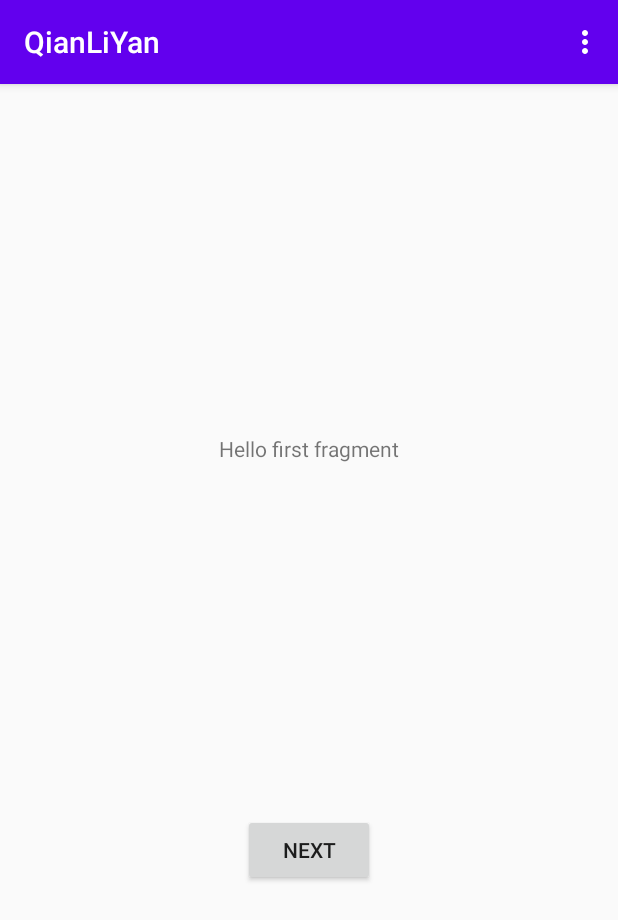
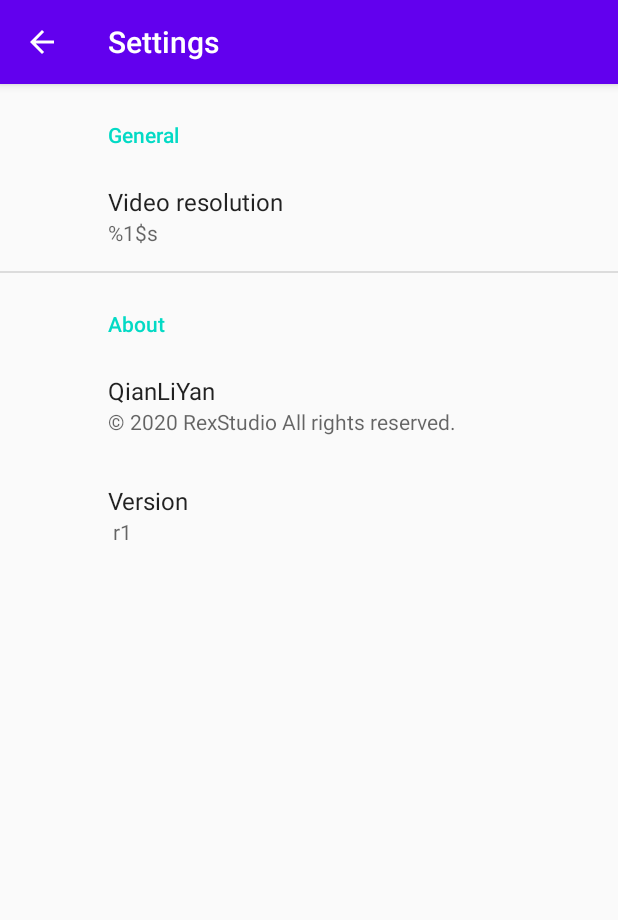
Before and after one commit to ninetymiles/qly-android, an Android app: the screen it shows after launch (MainActivity before the commit, PreferenceViewActivity after it), in the options menu, after a tap on "Settings", on a phone screen of 412 x 824 dp. Shown: the top 920 px of the screen. Run offline under Robolectric (Android 15) with nearby library versions, the phone set to English and light mode, and no system bars; our stand-ins replace androidx.preference; libraries missing offline, so code that uses them is left out: org.slf4j; 8 statements that could not run were skipped.

Commit message:
Add setting page and about page

```diff
--- a/app/src/main/java/com/rex/qly/MainActivity.java
+++ b/app/src/main/java/com/rex/qly/MainActivity.java
@@ -1,11 +1,14 @@
 package com.rex.qly;
 
+import android.content.Intent;
 import android.os.Bundle;
 import android.view.Menu;
 import android.view.MenuItem;
 
 import androidx.appcompat.app.AppCompatActivity;
 import androidx.appcompat.widget.Toolbar;
+
+import com.rex.qly.preference.PreferenceViewActivity;
 
 import org.slf4j.Logger;
 import org.slf4j.LoggerFactory;
@@ -37,8 +40,9 @@ public class MainActivity extends AppCompatActivity {
     @Override
     public boolean onOptionsItemSelected(MenuItem item) {
         sLogger.trace("");
-        int id = item.getItemId();
-        if (id == R.id.action_settings) {
+        switch (item.getItemId()) {
+        case R.id.action_settings:
+            startActivity(new Intent(this, PreferenceViewActivity.class));
             return true;
         }
         return super.onOptionsItemSelected(item);
--- /dev/null
+++ b/app/src/main/java/com/rex/qly/preference/FragmentSetting.java
@@ -0,0 +1,100 @@
+package com.rex.qly.preference;
+
+import android.content.SharedPreferences;
+import android.os.Bundle;
+import android.view.ViewConfiguration;
+import android.widget.Toast;
+
+import androidx.appcompat.app.ActionBar;
+import androidx.appcompat.app.AppCompatActivity;
+import androidx.preference.ListPreference;
+import androidx.preference.Preference;
+import androidx.preference.PreferenceFragmentCompat;
+import androidx.preference.PreferenceManager;
+
+import com.rex.qly.BuildConfig;
+import com.rex.qly.R;
+
+import org.slf4j.Logger;
+import org.slf4j.LoggerFactory;
+
+public class FragmentSetting extends PreferenceFragmentCompat {
+
+    private final Logger mLogger = LoggerFactory.getLogger(FragmentSetting.class);
+
+    private static final boolean ENABLE_DEV_MODE = false;
+
+    public static final String TAG = "SETTING";
+
+    @Override
+    public void onCreatePreferences(Bundle bundle, String rootKey) {
+        setPreferencesFromResource(R.xml.preference_settings, rootKey);
+    }
+
+    @Override
+    public void onCreate(Bundle savedInstanceState) {
+        super.onCreate(savedInstanceState);
+        //mLogger.trace("");
+
+        ListPreference listPrefs;
+        listPrefs = (ListPreference) getPreferenceScreen().findPreference(getString(R.string.prefs_video_resolution_key));
+        listPrefs.setOnPreferenceChangeListener(new Preference.OnPreferenceChangeListener() {
+            @Override
+            public boolean onPreferenceChange(Preference preference, Object newValue) {
+                mLogger.trace("key:{} newValue:{}", preference.getKey(), newValue);
+                //mAppConnection.setPreferResolution(mPrefs.getVideoResolutionPoint(Integer.parseInt((String) newValue)));
+                return true;
+            }
+        });
+
+        final SharedPreferences prefs = PreferenceManager.getDefaultSharedPreferences(getActivity());
+
+        // For version info item
+        Preference prefsVersion = getPreferenceScreen().findPreference(getString(R.string.prefs_version_key));
+        prefsVersion.setSummary(String.format(getString(R.string.about_version_summary), BuildConfig.VERSION_NAME, BuildConfig.VERSION_CODE));
+        prefsVersion.setOnPreferenceClickListener(new Preference.OnPreferenceClickListener() {
+            private long mTapTime;
+            private int mTapCount;
+            private Toast mToast;
+            @Override
+            public boolean onPreferenceClick(Preference preference) {
+                //mLogger.trace("mTapCount:{}", mTapCount);
+                long currentTime = System.currentTimeMillis();
+                if (ENABLE_DEV_MODE && currentTime - mTapTime < ViewConfiguration.getJumpTapTimeout()) { //
+                    mTapCount++;
+                    if (mToast != null) {
+                        mToast.cancel();
+                    }
+                    if (mTapCount >= 20 || prefs.getBoolean(getString(R.string.prefs_development_key), false)) {
+                        mToast = Toast.makeText(getActivity(), getString(R.string.about_toast_development_on), Toast.LENGTH_SHORT);
+                        mToast.show();
+                        prefs.edit().putBoolean(getString(R.string.prefs_development_key), true).apply();
+                    } else if (mTapCount >= 6 || prefs.getBoolean(getString(R.string.prefs_experimental_key), false)) {
+                        mToast = Toast.makeText(getActivity(), getString(R.string.about_toast_experimental_on), Toast.LENGTH_SHORT);
+                        mToast.show();
+                        prefs.edit().putBoolean(getString(R.string.prefs_experimental_key), true).apply();
+                    } else if (mTapCount >= 3) {
+                        mToast = Toast.makeText(getActivity(), getString(R.string.about_toast_experimental, 6 - mTapCount), Toast.LENGTH_SHORT);
+                        mToast.show();
+                    }
+                } else {
+                    mTapCount = 1;
+                }
+                mTapTime = System.currentTimeMillis();
+                return true; // Avoid continue report to PreferenceTree
+            }
+        });
+    }
+
+    @Override
+    public void onStart() {
+        super.onStart();
+        //mLogger.trace("");
+
+        // Need specified the title, PreferenceFragmentCompat will not auto apply from PreferenceScreen title
+        final ActionBar actionBar = ((AppCompatActivity) getActivity()).getSupportActionBar();
+        if (actionBar != null) {
+            actionBar.setTitle(R.string.menu_settings);
+        }
+    }
+}
--- /dev/null
+++ b/app/src/main/java/com/rex/qly/preference/PreferenceViewActivity.java
@@ -0,0 +1,51 @@
+package com.rex.qly.preference;
+
+import android.os.Bundle;
+import android.view.MenuItem;
+
+import androidx.appcompat.app.ActionBar;
+import androidx.appcompat.app.AppCompatActivity;
+import androidx.appcompat.widget.Toolbar;
+
+import com.rex.qly.R;
+
+import org.slf4j.Logger;
+import org.slf4j.LoggerFactory;
+
+public class PreferenceViewActivity extends AppCompatActivity {
+
+    private final Logger mLogger = LoggerFactory.getLogger(PreferenceViewActivity.class);
+
+    @Override
+    protected void onCreate(Bundle savedInstanceState) {
+        super.onCreate(savedInstanceState);
+        mLogger.trace("");
+
+        setContentView(R.layout.activity_preference);
+        setSupportActionBar((Toolbar) findViewById(R.id.toolbar));
+
+        final ActionBar actionBar = getSupportActionBar();
+        if (actionBar != null) {
+            actionBar.setDisplayHomeAsUpEnabled(true);
+            actionBar.setDisplayShowHomeEnabled(true);
+            actionBar.setDisplayShowTitleEnabled(true);
+        }
+
+        if (getSupportFragmentManager().findFragmentByTag(FragmentSetting.TAG) == null) {
+            getSupportFragmentManager()
+                    .beginTransaction()
+                    .replace(R.id.preference_content, new FragmentSetting(), FragmentSetting.TAG)
+                    .commit();
+        }
+    }
+
+    @Override
+    public boolean onOptionsItemSelected(MenuItem item) {
+        switch (item.getItemId()) {
+        case android.R.id.home:
+            onBackPressed();
+            return true;
+        }
+        return super.onOptionsItemSelected(item);
+    }
+}
--- /dev/null
+++ b/app/src/main/res/layout/activity_preference.xml
@@ -0,0 +1,30 @@
+<?xml version="1.0" encoding="utf-8"?>
+<androidx.coordinatorlayout.widget.CoordinatorLayout xmlns:android="http://schemas.android.com/apk/res/android"
+    xmlns:app="http://schemas.android.com/apk/res-auto"
+    xmlns:tools="http://schemas.android.com/tools"
+    android:layout_width="match_parent"
+    android:layout_height="match_parent"
+    android:fitsSystemWindows="true"
+    tools:context=".preference.PreferenceViewActivity">
+
+    <com.google.android.material.appbar.AppBarLayout
+        android:layout_width="match_parent"
+        android:layout_height="wrap_content"
+        android:theme="@style/AppTheme.AppBarOverlay">
+
+        <androidx.appcompat.widget.Toolbar
+            android:id="@+id/toolbar"
+            android:layout_width="match_parent"
+            android:layout_height="?attr/actionBarSize"
+            android:background="?attr/colorPrimary"
+            app:popupTheme="@style/AppTheme.PopupOverlay" />
+
+    </com.google.android.material.appbar.AppBarLayout>
+
+    <FrameLayout
+        android:id="@+id/preference_content"
+        android:layout_width="match_parent"
+        android:layout_height="match_parent"
+        app:layout_behavior="@string/appbar_scrolling_view_behavior" />
+
+</androidx.coordinatorlayout.widget.CoordinatorLayout>
--- a/app/src/main/res/menu/menu_main.xml
+++ b/app/src/main/res/menu/menu_main.xml
@@ -5,6 +5,6 @@
     <item
         android:id="@+id/action_settings"
         android:orderInCategory="100"
-        android:title="@string/action_settings"
+        android:title="@string/menu_settings"
         app:showAsAction="never" />
 </menu>
--- /dev/null
+++ b/app/src/main/res/values/arrays.xml
@@ -0,0 +1,15 @@
+<?xml version="1.0" encoding="utf-8"?>
+<resources>
+
+    <string-array name="prefs_video_resolution_list">
+        <item>720P (1280x720)</item>
+        <item>1080P (1920x1080)</item>
+        <item>4K (3840x2160)</item>
+    </string-array>
+    <string-array name="prefs_video_resolution_value">
+        <item>0</item>
+        <item>1</item>
+        <item>2</item>
+    </string-array>
+
+</resources>
--- a/app/src/main/res/values/strings.xml
+++ b/app/src/main/res/values/strings.xml
@@ -1,6 +1,9 @@
 <resources>
     <string name="app_name">QianLiYan</string>
-    <string name="action_settings">Settings</string>
+
+    <!-- Main -->
+    <string name="menu_settings">Settings</string>
+
     <!-- Strings used for fragments for navigation -->
     <string name="first_fragment_label">First Fragment</string>
     <string name="second_fragment_label">Second Fragment</string>
@@ -9,4 +12,32 @@
 
     <string name="hello_first_fragment">Hello first fragment</string>
     <string name="hello_second_fragment">Hello second fragment. Arg: %1$s</string>
+
+    <!-- Preference -->
+    <string name="prefs_category_general_title">"General"</string>
+    <string name="prefs_category_general_key" translatable="false">"CATEGORY_GENERAL"</string>
+    <string name="prefs_category_experimental_title">"Experimental"</string>
+    <string name="prefs_category_experimental_key" translatable="false">CATEGORY_EXPERIMENTAL</string>
+    <string name="prefs_category_development_title">"Development"</string>
+    <string name="prefs_category_development_key" translatable="false">CATEGORY_DEVELOPMENT</string>
+    <string name="prefs_category_about_title">"About"</string>
+    <string name="prefs_category_about_key" translatable="false">CATEGORY_ABOUT</string>
+
+    <string name="prefs_about_key" translatable="false">KEY_ABOUT</string>
+    <string name="prefs_version_key" translatable="false">KEY_VERSION</string>
+    <string name="prefs_development_key" translatable="false">KEY_DEVELOPMENT</string>
+    <string name="prefs_experimental_key" translatable="false">KEY_EXPERIMENTAL</string>
+
+    <string name="prefs_video_resolution_key" translatable="false">KEY_VIDEO_RESOLUTION</string>
+    <string name="prefs_video_resolution_title">"Video resolution"</string>
+    <string name="prefs_video_resolution_summary" translatable="false">"%1$s"</string>
+
+    <!-- About -->
+    <string name="about_app_summary">"© 2020 RexStudio All rights reserved."</string>
+    <string name="about_version_title">"Version"</string>
+    <string name="about_version_summary" translatable="false">"%1$s r%2$d"</string>
+    <string name="about_toast_experimental">"Press %1$d more time(s) to enable experimental setting"</string>
+    <string name="about_toast_experimental_on">"Already enabled experimental settings"</string>
+    <string name="about_toast_development_on">"Already enabled development settings"</string>
+
 </resources>
--- a/app/src/main/res/values/styles.xml
+++ b/app/src/main/res/values/styles.xml
@@ -8,7 +8,7 @@
         <item name="colorAccent">@color/colorAccent</item>
     </style>
 
-    <style name="AppTheme.NoActionBar">
+    <style name="AppTheme.NoActionBar" parent="AppTheme">
         <item name="windowActionBar">false</item>
         <item name="windowNoTitle">true</item>
     </style>
@@ -17,4 +17,19 @@
 
     <style name="AppTheme.PopupOverlay" parent="ThemeOverlay.AppCompat.Light" />
 
+    <style name="AppTheme.NoTitleBar.Fullscreen" parent="AppTheme">
+        <!-- Black -->
+        <!--<item name="android:windowBackground">@color/black</item>-->
+        <!--<item name="android:colorBackground">@color/black</item>-->
+        <!-- NoTitleBar -->
+        <item name="windowNoTitle">true</item>
+        <!-- Fullscreen -->
+        <item name="android:windowFullscreen">true</item>
+        <item name="android:windowContentOverlay">@null</item>
+    </style>
+
+    <style name="AppTheme.Preference" parent="AppTheme.NoActionBar">
+        <!-- For PreferenceFragmentCompat -->
+        <item name="preferenceTheme">@style/PreferenceThemeOverlay</item>
+    </style>
 </resources>
--- /dev/null
+++ b/app/src/main/res/xml/preference_settings.xml
@@ -0,0 +1,32 @@
+<?xml version="1.0" encoding="utf-8"?>
+<PreferenceScreen xmlns:android="http://schemas.android.com/apk/res/android">
+
+    <PreferenceCategory
+        android:key="@string/prefs_category_general_key"
+        android:title="@string/prefs_category_general_title">
+
+        <ListPreference
+            android:defaultValue="1"
+            android:entries="@array/prefs_video_resolution_list"
+            android:entryValues="@array/prefs_video_resolution_value"
+            android:key="@string/prefs_video_resolution_key"
+            android:summary="@string/prefs_video_resolution_summary"
+            android:title="@string/prefs_video_resolution_title" />
+
+    </PreferenceCategory>
+
+    <PreferenceCategory
+        android:key="@string/prefs_category_about_key"
+        android:title="@string/prefs_category_about_title">
+
+        <Preference
+            android:summary="@string/about_app_summary"
+            android:title="@string/app_name" />
+        <Preference
+            android:key="@string/prefs_version_key"
+            android:summary="@string/about_version_summary"
+            android:title="@string/about_version_title" />
+
+    </PreferenceCategory>
+
+</PreferenceScreen>
--- a/build.gradle
+++ b/build.gradle
@@ -4,7 +4,7 @@ buildscript {
         jcenter()
     }
     dependencies {
-        classpath 'com.android.tools.build:gradle:3.6.2'
+        classpath 'com.android.tools.build:gradle:3.6.3'
     }
 }
 
```
Also changed, not shown: app/build.gradle (+27 -3 lines), app/src/main/AndroidManifest.xml (+11 -1 lines), app/src/main/java/com/rex/qly/preference/Prefs.java (added, +44 -0 lines).
